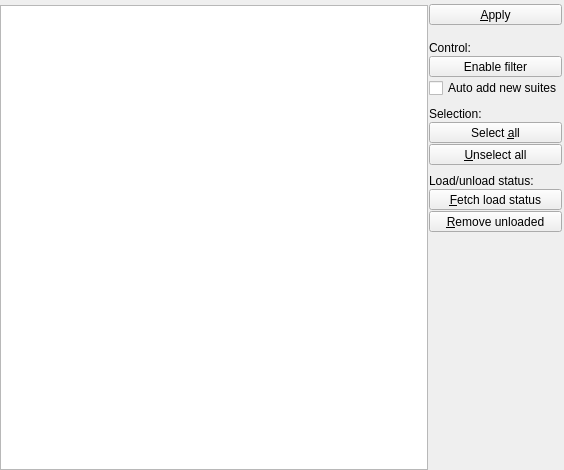
Old version of the form Viewer/ecflowUI/src/SuiteItemWidget.ui in the repository ecmwf/ecflow.
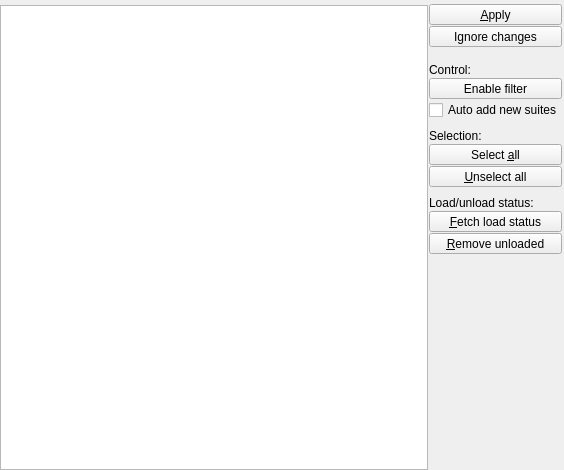
New version of the form. Icons and pictures are not drawn. Custom widgets are drawn as their Qt base class.

Commit message: ecFlowUI: suites not selected in suite filter appears in tree view ECFLOW-1282

Patch:
```diff
--- a/Viewer/ecflowUI/src/SuiteItemWidget.ui
+++ b/Viewer/ecflowUI/src/SuiteItemWidget.ui
@@ -100,6 +100,26 @@
          </property>
         </widget>
        </item>
+       <item>
+        <widget class="QToolButton" name="resetTb">
+         <property name="sizePolicy">
+          <sizepolicy hsizetype="Preferred" vsizetype="Fixed">
+           <horstretch>0</horstretch>
+           <verstretch>0</verstretch>
+          </sizepolicy>
+         </property>
+         <property name="text">
+          <string>Ignore changes</string>
+         </property>
+         <property name="icon">
+          <iconset resource="viewer.qrc">
+           <normaloff>:/viewer/reset_to_default.svg</normaloff>:/viewer/reset_to_default.svg</iconset>
+         </property>
+         <property name="toolButtonStyle">
+          <enum>Qt::ToolButtonTextBesideIcon</enum>
+         </property>
+        </widget>
+       </item>
        <item>
         <spacer name="verticalSpacer_2">
          <property name="orientation">
```
Left out of the diff: 18 changed lines with no effect on the pictures. The commit also changes 12 other files.
